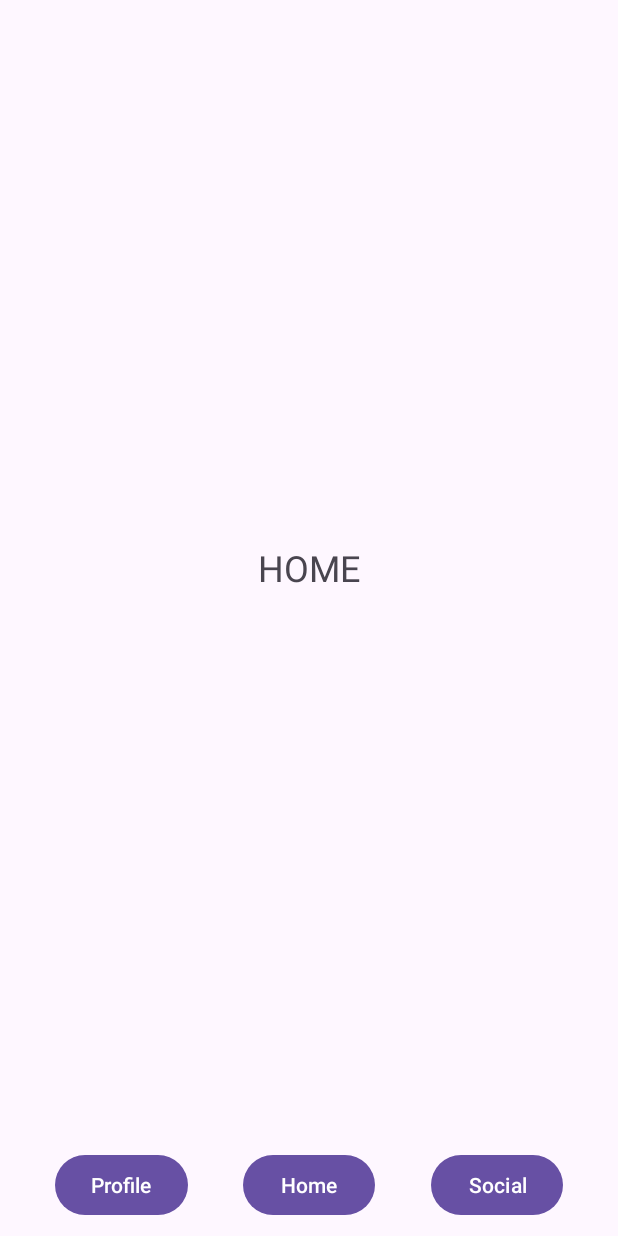
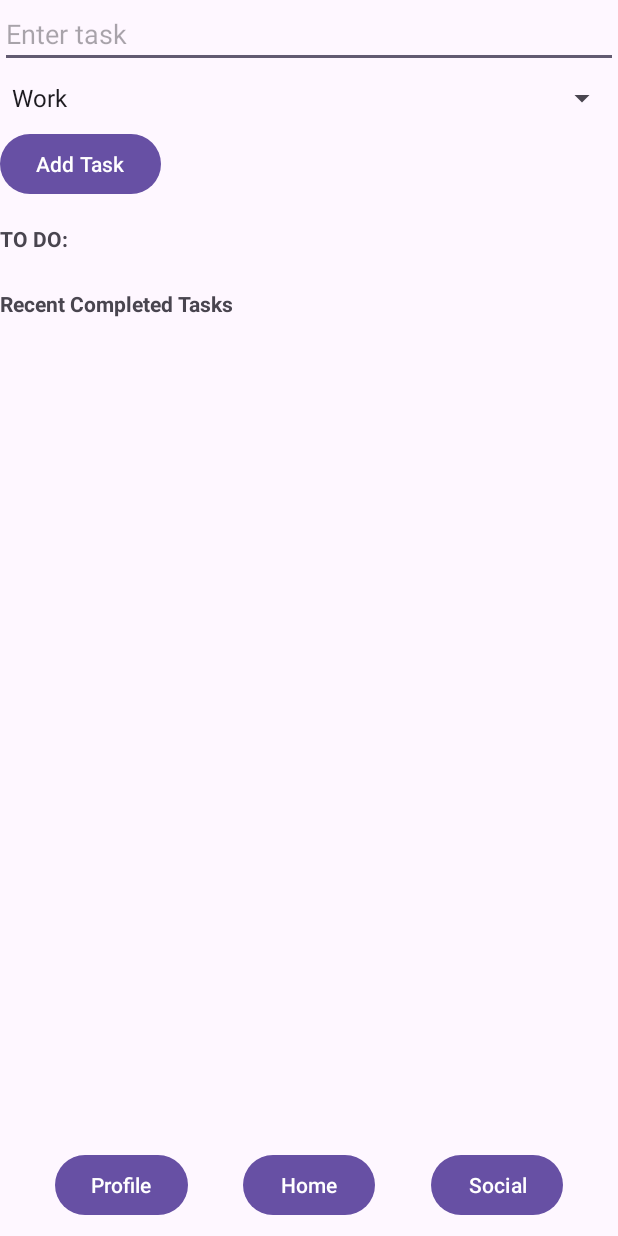
Before and after one commit to frankerino44/AstroTasker, an Android app: the HomeFragment screen opened directly, with no data from a screen before it, on a phone screen of 412 x 824 dp. Run offline under Robolectric (Android 15) with nearby library versions, the phone set to English and light mode, and no system bars; our stand-ins replace Firebase (no records; nobody signed in at launch, a user with empty details on screens opened directly).

Commit message:
home fragment

```diff
--- a/app/src/main/java/com/example/astrotasker/HomeFragment.java
+++ b/app/src/main/java/com/example/astrotasker/HomeFragment.java
@@ -1,36 +1,141 @@
-package com.example.astrotasker;
-
+package com.example.astrotasker;// HomeFragment.java
 import android.os.Bundle;
-
-import androidx.fragment.app.Fragment;
-
 import android.view.LayoutInflater;
 import android.view.View;
 import android.view.ViewGroup;
+import android.widget.ArrayAdapter;
+import android.widget.Button;
+import android.widget.EditText;
+import android.widget.RadioButton;
+import android.widget.RadioGroup;
+import android.widget.Spinner;
+import android.widget.TextView;
+import android.widget.Toast;
+//import com.example.astrotasker.Task;
+import androidx.fragment.app.Fragment;
 
-/**
- * A simple {@link Fragment} subclass.
- * Use the {@link HomeFragment#newInstance} factory method to
- * create an instance of this fragment.
- */
+import com.google.firebase.auth.FirebaseAuth;
+import com.google.firebase.auth.FirebaseUser;
+import com.google.firebase.database.DatabaseReference;
+import com.google.firebase.database.FirebaseDatabase;
+
+
 public class HomeFragment extends Fragment {
+
+    private EditText editTextTask;
+    private Spinner spinnerCategories;
+    private Button btnAddTask;
+    private RadioGroup radioGroupTasks;
+    private RadioGroup radioGroupCompletedTasks;
+    private TextView textViewToDo;
+    String email;
+
+    private FirebaseAuth auth;
+    private FirebaseDatabase database;
+    private DatabaseReference tasksReference;
+    private DatabaseReference completedTasksReference;
+    public String userId = FirebaseAuth.getInstance().getCurrentUser().getUid();
+    @Override
+    public View onCreateView(LayoutInflater inflater, ViewGroup container, Bundle savedInstanceState) {
+        View view = inflater.inflate(R.layout.fragment_home, container, false);
+
+        editTextTask = view.findViewById(R.id.editTextTask);
+        spinnerCategories = view.findViewById(R.id.spinnerCategories);
+        btnAddTask = view.findViewById(R.id.btnAddTask);
+        radioGroupTasks = view.findViewById(R.id.radioGroupTasks);
+        radioGroupCompletedTasks = view.findViewById(R.id.radioGroupCompletedTasks);
+        textViewToDo = view.findViewById(R.id.textViewToDo);
+
+        // Set up the spinner with categories
+        ArrayAdapter<CharSequence> adapter = ArrayAdapter.createFromResource(requireContext(), R.array.categories, android.R.layout.simple_spinner_item);
+        adapter.setDropDownViewResource(android.R.layout.simple_spinner_dropdown_item);
+        spinnerCategories.setAdapter(adapter);
+
+        auth = FirebaseAuth.getInstance();
+        database = FirebaseDatabase.getInstance();
+
+
+        FirebaseUser currentUser = FirebaseAuth.getInstance().getCurrentUser();
+        email = currentUser.getEmail();
+
+        if (currentUser != null) {
+            userId = currentUser.getUid();
+
+            // Initialize DatabaseReference variables
+            DatabaseReference userReference = database.getReference("Users").child(userId);
+            tasksReference = userReference.child("Tasks");
+            completedTasksReference = userReference.child("CompletedTasks");
+        } else {
+            // Handle the case when the user is not authenticated
+            // You may want to redirect to the login screen or take appropriate action
+        }
 
 
 
-    public HomeFragment() {
-        // Required empty public constructor
+        btnAddTask.setOnClickListener(new View.OnClickListener() {
+            @Override
+            public void onClick(View v) {
+                addTask();
+            }
+        });
+
+        return view;
     }
 
-    @Override
-    public void onCreate(Bundle savedInstanceState) {
-        super.onCreate(savedInstanceState);
+    private void addTask() {
+        String taskText = editTextTask.getText().toString().trim();
+        String category = spinnerCategories.getSelectedItem().toString();
 
+        if (!taskText.isEmpty()) {
+            int xp = getXPForCategory(category);
+
+            // Create and configure RadioButton
+            RadioButton radioButton = new RadioButton(requireContext());
+            radioButton.setText(String.format("%s (%d XP)", taskText, xp));
+            radioButton.setOnClickListener(view -> completeTask(radioButton, xp));
+
+            // Add RadioButton to RadioGroup
+            radioGroupTasks.addView(radioButton);
+            editTextTask.setText("");
+
+            // Store task data under user's "Tasks" subcollection
+            Task task = new Task(taskText, category, xp);
+            tasksReference.push().setValue(task);
+        } else {
+            Toast.makeText(requireContext(), "Task cannot be empty", Toast.LENGTH_SHORT).show();
+        }
     }
 
-    @Override
-    public View onCreateView(LayoutInflater inflater, ViewGroup container,
-                             Bundle savedInstanceState) {
-        // Inflate the layout for this fragment
-        return inflater.inflate(R.layout.fragment_home, container, false);
+    private void completeTask(RadioButton radioButton, int xp) {
+        radioGroupTasks.removeView(radioButton);
+        String category = spinnerCategories.getSelectedItem().toString();
+        RadioButton completedTaskRadioButton = new RadioButton(requireContext());
+        completedTaskRadioButton.setText(String.format("%s", radioButton.getText(), xp));
+        radioGroupCompletedTasks.addView(completedTaskRadioButton);
+
+        if (radioGroupCompletedTasks.getChildCount() > 5) {
+            radioGroupCompletedTasks.removeViewAt(0);
+        }
+
+        // Store completed task data under user's "CompletedTasks" subcollection
+        Task completedTask = new Task(radioButton.getText().toString(), category, xp);
+        completedTasksReference.push().setValue(completedTask);
+    }
+
+
+    private int getXPForCategory(String category) {
+        // Define XP values for each category
+        switch (category) {
+            case "Work":
+                return 5;
+            case "Home":
+                return 10;
+            case "Learn":
+                return 5;
+            case "Personal":
+                return 20;
+            default:
+                return 0;
+        }
     }
 }
--- a/app/src/main/java/com/example/astrotasker/User.java
+++ b/app/src/main/java/com/example/astrotasker/User.java
@@ -1,4 +1,6 @@
 package com.example.astrotasker;
+
+import java.util.List;
 
 public class User {
 
--- a/app/src/main/res/layout/fragment_home.xml
+++ b/app/src/main/res/layout/fragment_home.xml
@@ -1,22 +1,63 @@
-<?xml version="1.0" encoding="utf-8"?>
-<androidx.constraintlayout.widget.ConstraintLayout xmlns:android="http://schemas.android.com/apk/res/android"
-    xmlns:app="http://schemas.android.com/apk/res-auto"
-    xmlns:tools="http://schemas.android.com/tools"
+<!-- fragment_home.xml -->
+<RelativeLayout xmlns:android="http://schemas.android.com/apk/res/android"
     android:layout_width="match_parent"
-    android:layout_height="match_parent"
-    tools:context=".HomeFragment">
+    android:layout_height="match_parent">
 
-    <!-- TODO: Update blank fragment layout -->
-    <TextView
+    <EditText
+        android:id="@+id/editTextTask"
+        android:layout_width="match_parent"
+        android:layout_height="wrap_content"
+        android:hint="Enter task" />
+
+    <Spinner
+        android:id="@+id/spinnerCategories"
+        android:layout_width="match_parent"
+        android:layout_height="wrap_content"
+        android:layout_below="@id/editTextTask"
+        android:layout_marginTop="8dp"
+        android:entries="@array/categories"
+        android:prompt="@string/category_prompt" />
+
+    <Button
+        android:id="@+id/btnAddTask"
         android:layout_width="wrap_content"
         android:layout_height="wrap_content"
-        android:text="HOME"
-        android:textSize="24sp"
-        app:layout_constraintBottom_toBottomOf="parent"
-        app:layout_constraintEnd_toEndOf="parent"
-        app:layout_constraintHorizontal_bias="0.5"
-        app:layout_constraintStart_toStartOf="parent"
-        app:layout_constraintTop_toTopOf="parent"
-        app:layout_constraintVertical_bias="0.5" />
+        android:layout_below="@id/spinnerCategories"
+        android:layout_marginTop="8dp"
+        android:text="Add Task" />
 
-</androidx.constraintlayout.widget.ConstraintLayout>
+    <TextView
+        android:id="@+id/textViewToDo"
+        android:layout_width="match_parent"
+        android:layout_height="wrap_content"
+        android:layout_below="@id/btnAddTask"
+        android:layout_marginTop="16dp"
+        android:text="TO DO:"
+        android:textStyle="bold" />
+
+    <RadioGroup
+        android:id="@+id/radioGroupTasks"
+        android:layout_width="match_parent"
+        android:layout_height="wrap_content"
+        android:layout_below="@id/textViewToDo"
+        android:layout_marginTop="8dp">
+    </RadioGroup>
+
+    <TextView
+        android:id="@+id/textViewCompletedTasks"
+        android:layout_width="match_parent"
+        android:layout_height="wrap_content"
+        android:layout_below="@id/radioGroupTasks"
+        android:layout_marginTop="16dp"
+        android:text="Recent Completed Tasks"
+        android:textStyle="bold" />
+
+    <RadioGroup
+        android:id="@+id/radioGroupCompletedTasks"
+        android:layout_width="match_parent"
+        android:layout_height="wrap_content"
+        android:layout_below="@id/textViewCompletedTasks"
+        android:layout_marginTop="8dp">
+    </RadioGroup>
+
+</RelativeLayout>
--- a/app/src/main/res/values/strings.xml
+++ b/app/src/main/res/values/strings.xml
@@ -10,4 +10,12 @@
     <string name="back_to_log_in">Back To Log In</string>
     <!-- TODO: Remove or change this placeholder text -->
     <string name="hello_blank_fragment">Hello blank fragment</string>
+    <string-array name="categories">
+        <item>Work</item>
+        <item>Home</item>
+        <item>Learn</item>
+        <item>Personal</item>
+    </string-array>
+
+    <string name="category_prompt">Select a category</string>
 </resources>
```
Also changed, not shown: app/src/main/java/com/example/astrotasker/Task.java (added, +63 -0 lines).
